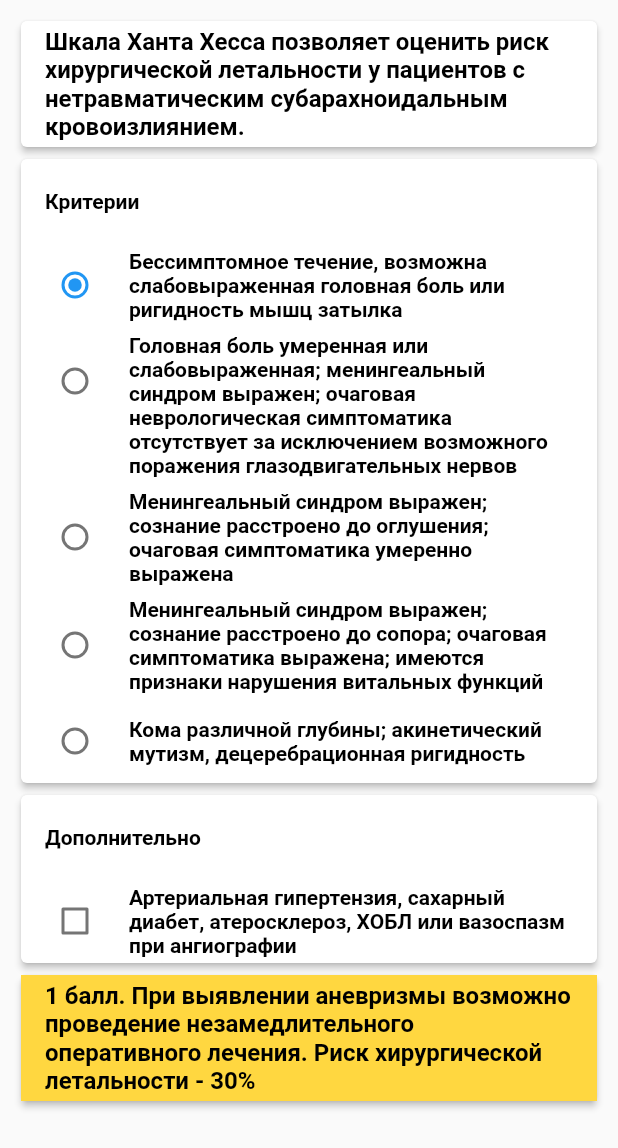
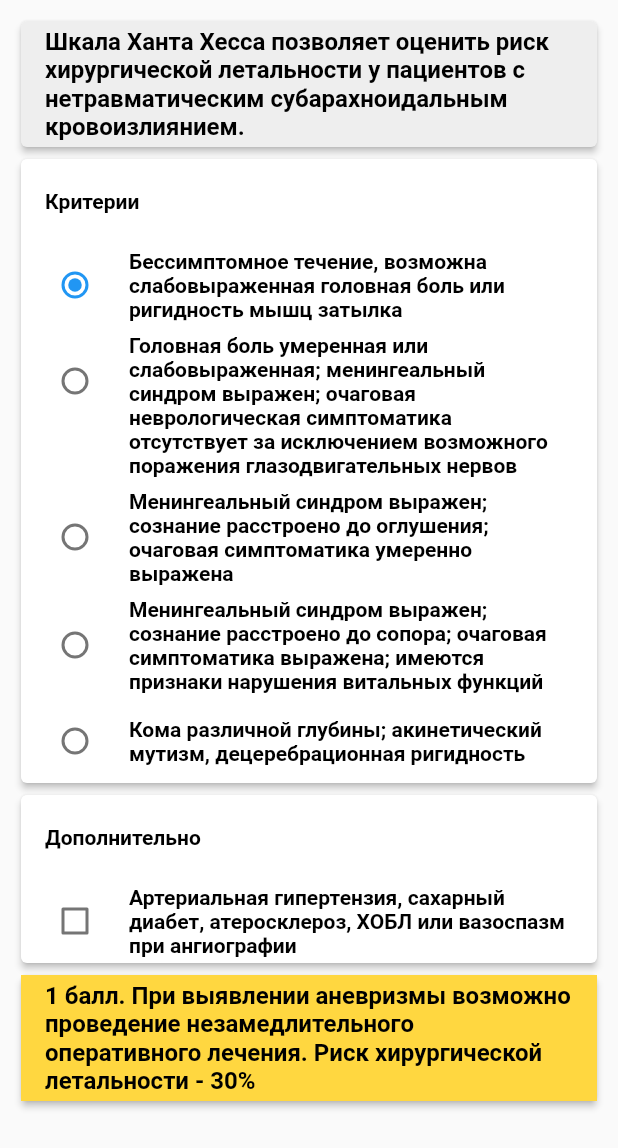
Before and after one commit to lyahoff/neurology_flutter, a Flutter app: the HantLogic widget shown alone on an empty page, opened directly, on a phone screen of 412 x 824 dp. Shown: the top 1148 px of the screen. Run offline on Flutter 3.47's test engine with Material 2 defaults, Android fonts, the light colour scheme and no system bars.

Commit message:
grey background

```diff
--- a/lib/hant_hess.dart
+++ b/lib/hant_hess.dart
@@ -64,6 +64,7 @@ class _HantLogicState extends State<HantLogic> {
       padding: const EdgeInsets.all(10),
       children: [
         Card(
+          color: Colors.grey[200],
           elevation: 2,
           child: ListTile(
               title: h1Text(
```
